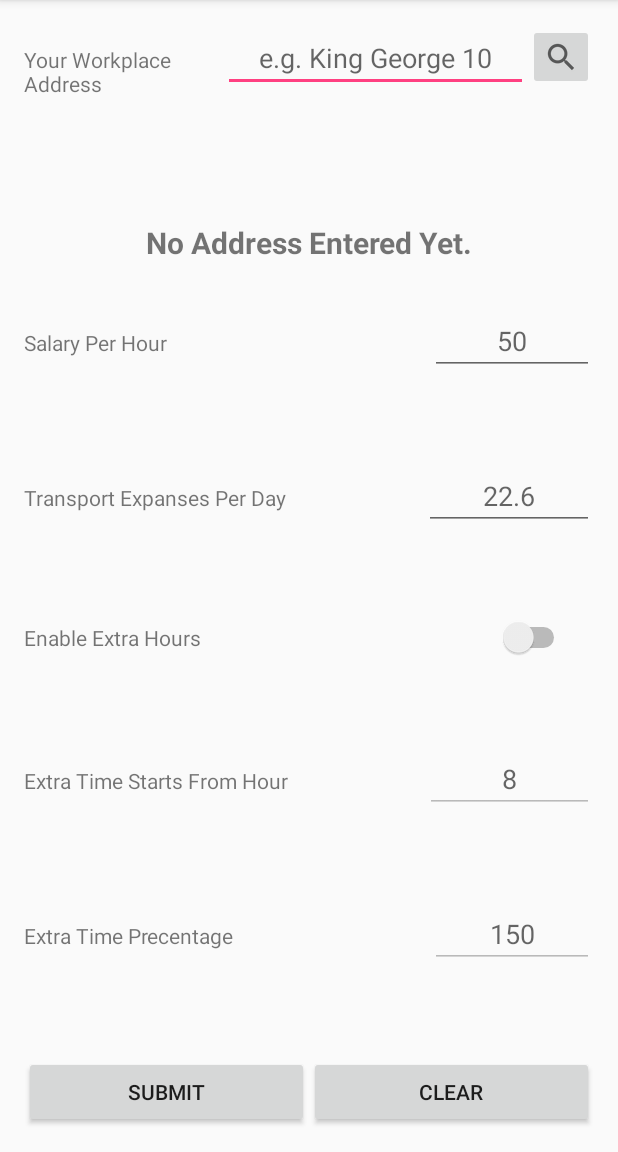
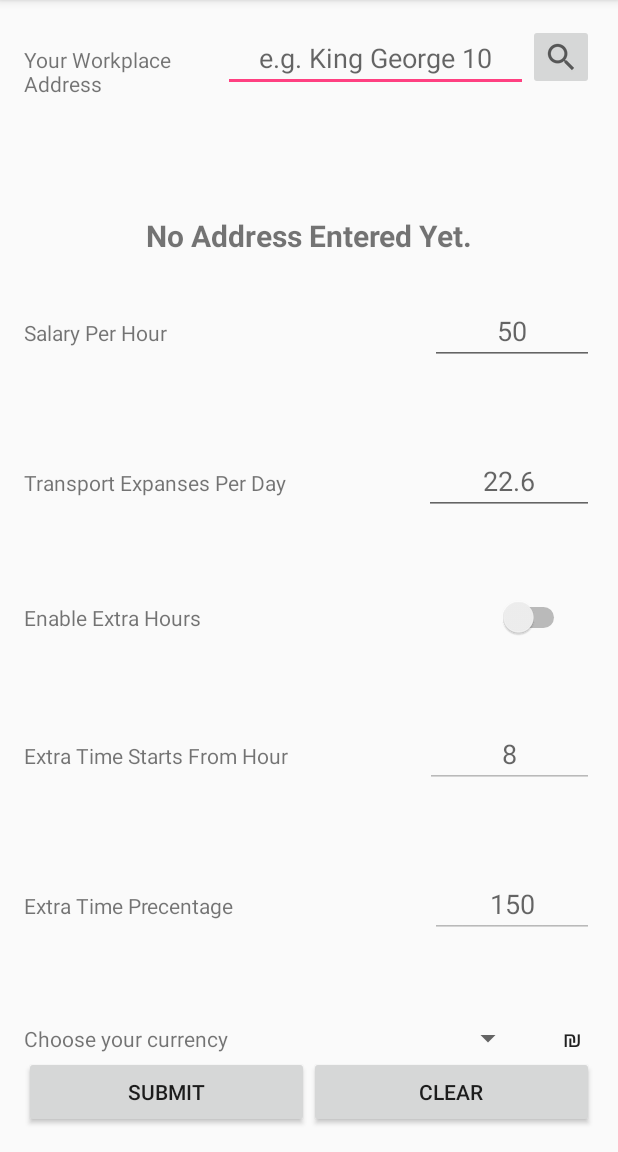
Before and after one commit to tomerach/Hilik---Android-APP, an Android app: the SettingsActivity screen opened directly, with no data from a screen before it, on a phone screen of 412 x 824 dp, the part 84-1236 px from its top. Run offline under Robolectric (Android 15) with nearby library versions, the phone set to English and light mode, and no system bars.

Commit message:
added currency drop down

```diff
--- a/app/src/main/java/com/example/shonandtomer/hilik/SettingsActivity.java
+++ b/app/src/main/java/com/example/shonandtomer/hilik/SettingsActivity.java
@@ -21,6 +21,7 @@ import android.widget.CompoundButton;
 import android.widget.EditText;
 import android.widget.ImageButton;
 import android.widget.ListView;
+import android.widget.Spinner;
 import android.widget.Switch;
 import android.widget.TextView;
 import android.widget.Toast;
@@ -41,6 +42,7 @@ public class SettingsActivity extends AppCompatActivity {
     private EditText precentageInput;
     private TextView addressToPresent;
     private Switch extraHoursSwitch;
+    private Spinner currencySpinner;
     private Button submitBtn;
     private Button clearBtn;
     private ImageButton searchBtn;
@@ -98,6 +100,7 @@ public class SettingsActivity extends AppCompatActivity {
         precentageInput = (EditText) findViewById(R.id.precentageInput);
         addressToPresent = (TextView) findViewById(R.id.addressToPresent);
         extraHoursSwitch = (Switch) findViewById(R.id.extraHoursSwitch);
+        currencySpinner = (Spinner) findViewById(R.id.currencySpinner);
         submitBtn = (Button) findViewById(R.id.submitSettings);
         clearBtn = (Button) findViewById(R.id.clearBtn);
         searchBtn = (ImageButton) findViewById(R.id.searchBtn);
@@ -128,9 +131,9 @@ public class SettingsActivity extends AppCompatActivity {
     private void retrieveSharedPreferences() {
         final SharedPreferences settings = getSharedPreferences(MY_PREFS_NAME, MODE_PRIVATE);
 
-        String stringifiedAddress = settings.getString("selectedAddress", "");
+        String stringifiedAddress = settings.getString("selectedAddress", null);
 
-        if(stringifiedAddress != "") {
+        if(stringifiedAddress != null) {
 
             new AsyncTask<String, Void, Void>() {
                 @Override
--- a/app/src/main/res/layout/activity_settings.xml
+++ b/app/src/main/res/layout/activity_settings.xml
@@ -183,6 +183,31 @@
         android:orientation="horizontal"
         android:layout_width="match_parent"
         android:layout_height="wrap_content"
+        android:layout_weight="1"
+        android:weightSum="20">
+
+        <TextView
+            android:text="@string/currencyLabel"
+            android:layout_width="match_parent"
+            android:layout_height="wrap_content"
+            android:id="@+id/currencyLabel"
+            android:layout_weight="5" />
+
+        <Spinner
+            android:layout_width="match_parent"
+            android:layout_height="wrap_content"
+            android:layoutDirection="rtl"
+            android:id="@+id/currencySpinner"
+            android:entries="@array/currency_array"
+            android:prompt="@string/currency_prompt"
+            android:layout_weight="15" />
+
+    </LinearLayout>
+
+    <LinearLayout
+        android:orientation="horizontal"
+        android:layout_width="match_parent"
+        android:layout_height="wrap_content"
         android:layout_weight="1">
 
         <Button
--- a/app/src/main/res/values/strings.xml
+++ b/app/src/main/res/values/strings.xml
@@ -17,4 +17,12 @@
     <string name="precentageExample">150</string>
     <string name="submit">Submit</string>
     <string name="clear">Clear</string>
+    <string name="currency_prompt">Choose your currency</string>
+    <string name="currencyLabel">Choose your currency</string>
+
+    <string-array name="currency_array">
+        <item>₪</item>
+        <item>$</item>
+        <item>€</item>
+    </string-array>
 </resources>
```
Also changed, not shown: app/src/main/java/com/example/shonandtomer/hilik/LocationService.java (+36 -17 lines).
